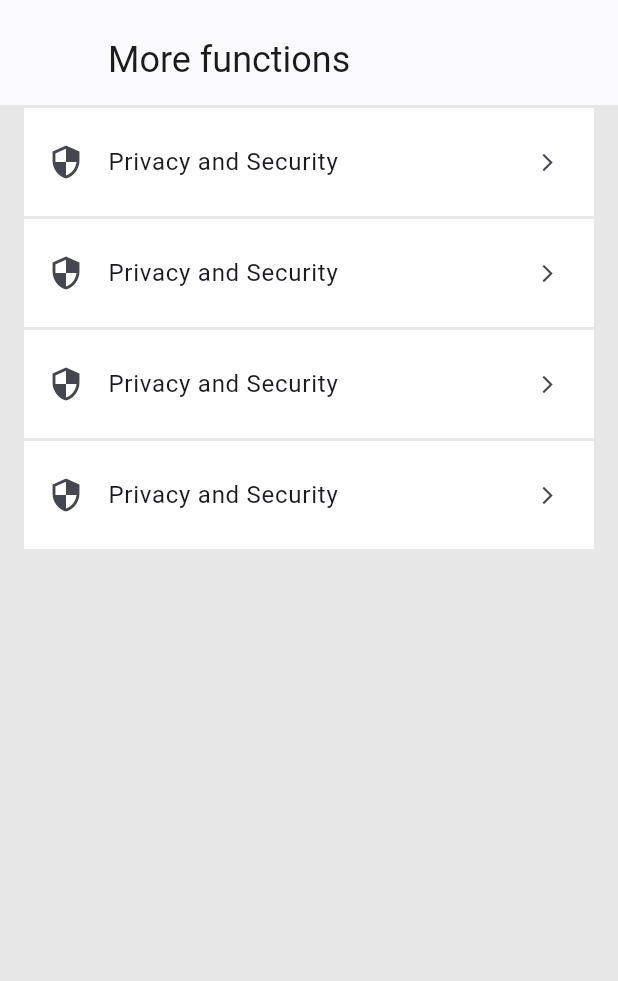
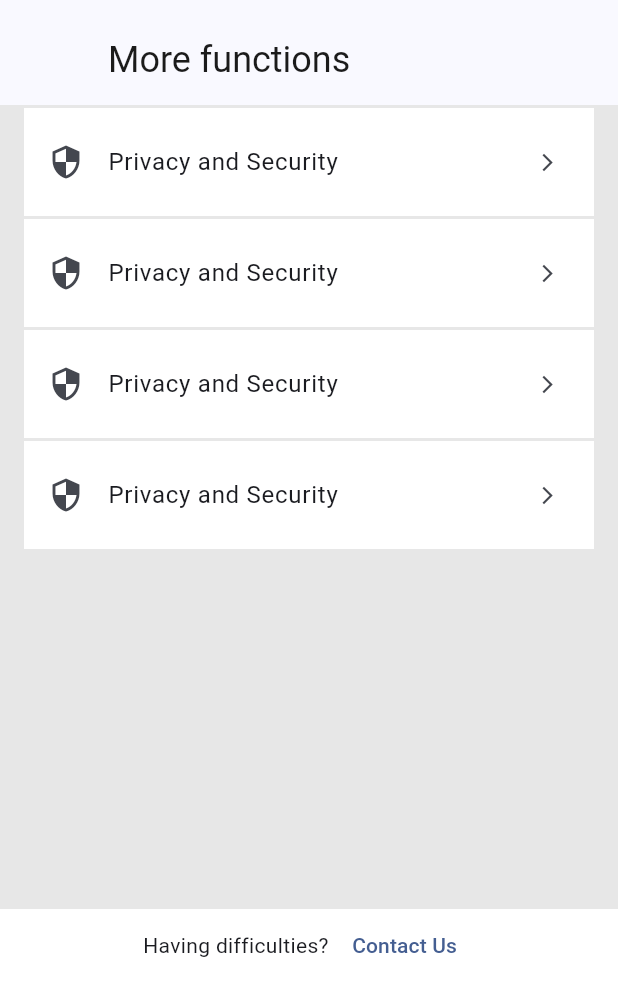
Before and after one commit to fikireab-m/amole-lite-clone, a Flutter app: the screen it shows after launch, item 3 of the bottom bar chosen, on a phone screen of 412 x 824 dp, the part 255-1236 px from its top. Run offline on Flutter 3.47's test engine with Material 3 defaults, Android fonts, the phone set to English and light mode, and no system bars; missing offline and left inert: country_flags.

Commit message:
more functions contact us btn

```diff
--- a/lib/screens/more/more_options.dart
+++ b/lib/screens/more/more_options.dart
@@ -8,7 +8,10 @@ class MoreOptions extends StatelessWidget {
 
   @override
   Widget build(BuildContext context) {
-    return const PageLayout(
+    return Scaffold(
+      body: Stack(
+        children: [
+          const PageLayout(
             appbarTitle: "More functions",
             content: MoreOptionTile(
               icon: Icons.security,
@@ -16,6 +19,25 @@ class MoreOptions extends StatelessWidget {
             ),
             count: 5,
             pageColor: ColorConst.lightGrayBackground,
+          ),
+          Align(
+            alignment: Alignment.bottomCenter,
+            child: Container(
+              decoration:
+                  const BoxDecoration(color: ColorConst.lightBackground),
+              child: Row(
+                mainAxisAlignment: MainAxisAlignment.center,
+                mainAxisSize: MainAxisSize.max,
+                children: [
+                  const Text("Having difficulties?"),
+                  TextButton(
+                      onPressed: () {}, child: const Text(" Contact Us")),
+                ],
+              ),
+            ),
+          )
+        ],
+      ),
     );
   }
 }
```
Lines whose indentation alone changed are shown as unchanged.
